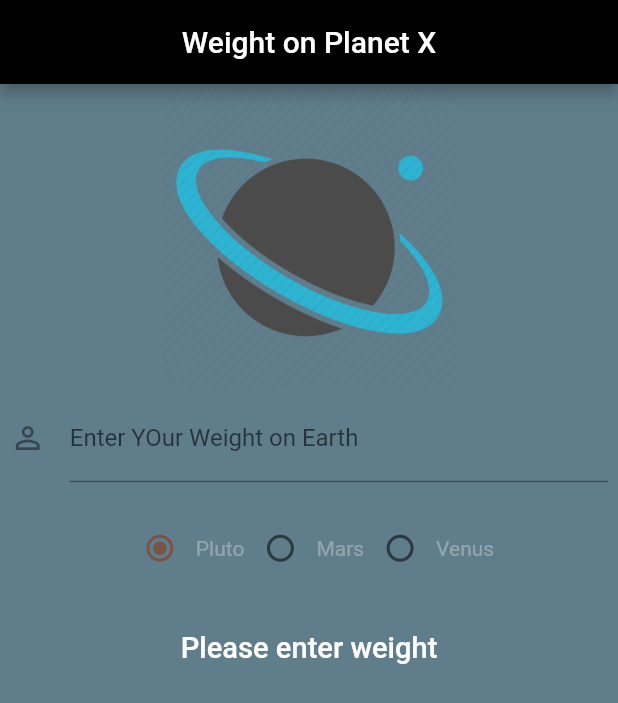
After one commit to divyang7777/learn_flutter, a Flutter app: the screen it shows after launch, on a phone screen of 412 x 824 dp. The commit adds this screen. Shown: the top 703 px of the screen. Run offline on Flutter 3.47's test engine with Material 2 defaults, Android fonts, the phone set to English and light mode, and no system bars.

Commit message:
completed the weight on planet X app

```diff
--- /dev/null
+++ b/lib/UI/weightonplanet.dart
@@ -0,0 +1,143 @@
+import 'package:flutter/material.dart';
+
+class Weightonplanet extends StatefulWidget {
+  @override
+  State<StatefulWidget> createState() {
+    // TODO: implement createState
+    return new WeightOnPlanetState();
+  }
+}
+
+class WeightOnPlanetState extends State<Weightonplanet> {
+  final TextEditingController _weightController = new TextEditingController();
+  int radioValue = 0;
+  double _finalResult = 0.0;
+  String _formatedText = "";
+
+  void handlerRadioValueChanged(int value) {
+    setState(() {
+      radioValue = value;
+
+      switch (radioValue) {
+        case 0:
+          _finalResult = calculateWeight(_weightController.text, 0.06);
+          _formatedText =
+              "Your Weight on Pluto is ${_finalResult.toStringAsFixed(1)}";
+          break;
+        case 1:
+          _finalResult = calculateWeight(_weightController.text, 0.38);
+          _formatedText =
+              "Your Weight on Mars is ${_finalResult.toStringAsFixed(1)}";
+          break;
+        case 2:
+          _finalResult = calculateWeight(_weightController.text, 0.91);
+          _formatedText =
+              "Your Weight on Venus is ${_finalResult.toStringAsFixed(1)}";
+          break;
+
+        default:
+      }
+    });
+  }
+
+  @override
+  Widget build(BuildContext context) {
+    // TODO: implement build
+    return new Scaffold(
+      appBar: new AppBar(
+        title: new Text('Weight on Planet X'),
+        centerTitle: true,
+        backgroundColor: Colors.black,
+      ),
+      backgroundColor: Colors.blueGrey,
+      body: new Container(
+        alignment: Alignment.topCenter,
+        child: new ListView(
+          padding: const EdgeInsets.all(3.5),
+          children: <Widget>[
+            new Image.asset(
+              'images/planet.png',
+              height: 200.0,
+              width: 200.0,
+            ),
+            new Container(
+              margin: const EdgeInsets.all(3.0),
+              alignment: Alignment.center,
+              child: new Column(
+                children: <Widget>[
+                  new TextField(
+                    controller: _weightController,
+                    keyboardType: TextInputType.number,
+                    decoration: new InputDecoration(
+                      labelText: 'Enter YOur Weight on Earth',
+                      hintText: 'In Pounds',
+                      icon: new Icon(Icons.person_outline),
+                    ),
+                  ),
+                  new Padding(
+                    padding: new EdgeInsets.only(top: 20.0),
+                  ),
+                  new Row(
+                    mainAxisAlignment: MainAxisAlignment.center,
+                    children: <Widget>[
+                      new Radio(
+                        activeColor: Colors.brown,
+                        value: 0,
+                        groupValue: radioValue,
+                        onChanged: handlerRadioValueChanged,
+                      ),
+                      new Text(
+                        'Pluto',
+                        style: new TextStyle(color: Colors.white30),
+                      ),
+                      new Radio(
+                        activeColor: Colors.red,
+                        value: 1,
+                        groupValue: radioValue,
+                        onChanged: handlerRadioValueChanged,
+                      ),
+                      new Text(
+                        'Mars',
+                        style: new TextStyle(color: Colors.white30),
+                      ),
+                      new Radio(
+                        activeColor: Colors.orangeAccent,
+                        value: 2,
+                        groupValue: radioValue,
+                        onChanged: handlerRadioValueChanged,
+                      ),
+                      new Text(
+                        'Venus',
+                        style: new TextStyle(color: Colors.white30),
+                      ),
+                    ],
+                  ),
+                  new Padding(
+                    padding: new EdgeInsets.all(15.6),
+                  ),
+                  new Text(
+                    _weightController.text.isEmpty ? "Please enter weight" : _formatedText + 'lbs',
+                    // "$_formatedText lbs",
+                    style: new TextStyle(
+                        color: Colors.white,
+                        fontSize: 19.4,
+                        fontWeight: FontWeight.w500),
+                  )
+                ],
+              ),
+            ),
+          ],
+        ),
+      ),
+    );
+  }
+
+  double calculateWeight(String weight, double multiplier) {
+    if (int.parse(weight).toString().isNotEmpty && int.parse(weight) > 0) {
+      return int.parse(weight) * multiplier;
+    } else {
+      print("Wrong !");
+      return int.parse('180') * 0.38;
+    }
+  }
+}
--- a/lib/main.dart
+++ b/lib/main.dart
@@ -1,12 +1,14 @@
 import 'package:flutter/material.dart';
-import 'package:learn_flutter/UI/Login.dart';
+import 'package:learn_flutter/UI/weightonplanet.dart';
+// import 'package:learn_flutter/UI/Login.dart';
 // import './UI/home.dart';
 
 void main() {
   var title = 'Make It Rain!';
   runApp(new MaterialApp(
     title: title,
-    home: new Login(),
+    home: new Weightonplanet(),
+    // home: new Login(),
     // home: new MakeItRain(),
     // home:Home(title: title,),
   ));
--- a/pubspec.yaml
+++ b/pubspec.yaml
@@ -44,6 +44,7 @@ flutter:
   assets:
       - images/Target Zero_Logo Final.jpg
       - images/face.png
+      - images/planet.png
 
   # An image asset can refer to one or more resolution-specific "variants", see
   # https://flutter.io/assets-and-images/#resolution-aware.
```
Also changed, not shown: images/planet.png (added).
